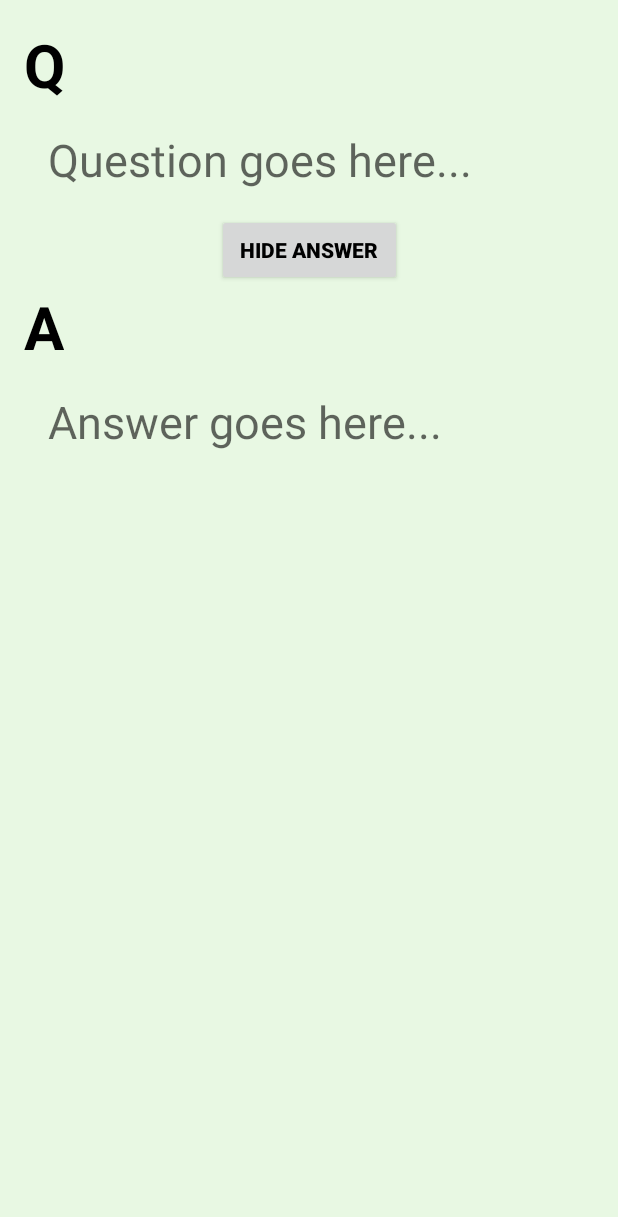
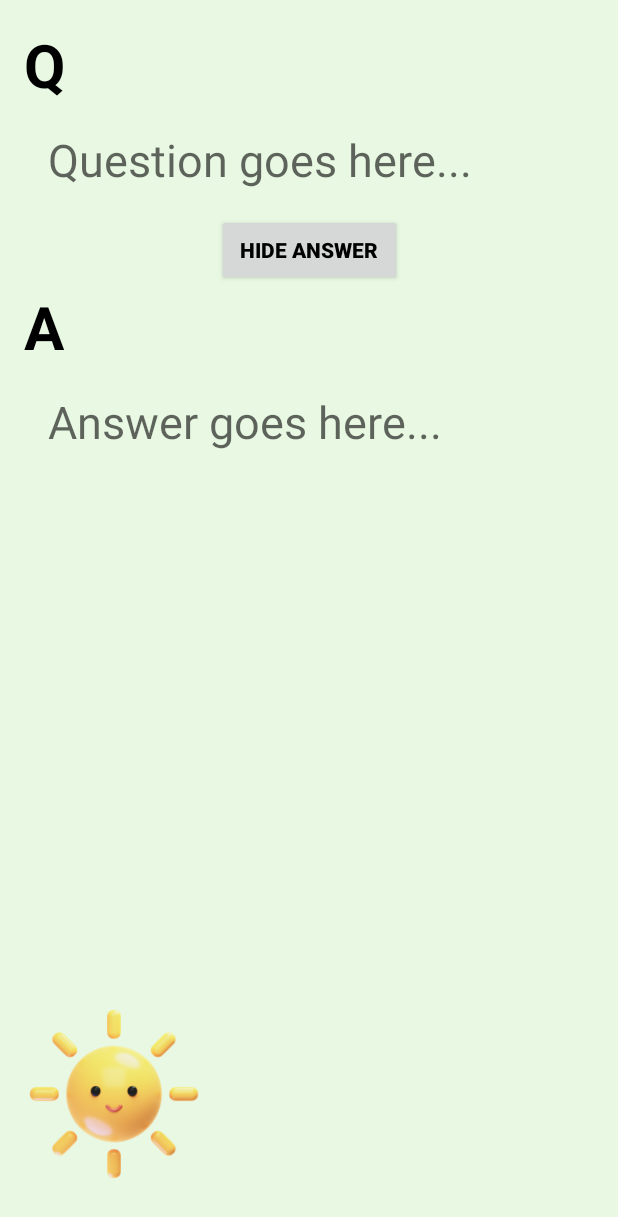
Before and after one commit to Yee-Millennium/Memora, an Android app: the layout activity_question.xml on its own in the app's theme, with its tools: preview values and no code run, on a phone screen of 412 x 824 dp. Shown: the top 1217 px of the screen. Run offline under Robolectric (Android 15) with nearby library versions, the phone set to English and light mode, and no system bars.

Commit message:
add a sun button

```diff
--- a/app/src/main/res/layout/activity_question.xml
+++ b/app/src/main/res/layout/activity_question.xml
@@ -121,6 +121,24 @@
             app:layout_constraintStart_toStartOf="parent"
             app:layout_constraintEnd_toEndOf="parent" />
 
+
+
+        <ImageView
+            android:id="@+id/logo"
+            android:layout_width="120dp"
+            android:layout_height="120dp"
+            android:layout_centerHorizontal="true"
+            android:src="@drawable/memora_logo"
+            app:layout_constraintBottom_toBottomOf="parent"
+            app:layout_constraintHorizontal_bias="0.0"
+            app:layout_constraintLeft_toLeftOf="parent"
+            app:layout_constraintRight_toRightOf="parent"
+            app:layout_constraintTop_toTopOf="parent"
+            app:layout_constraintVertical_bias="0.972"
+            android:clickable="true"
+            android:focusable="true"/>
+
+
     </androidx.constraintlayout.widget.ConstraintLayout>
 
 </androidx.coordinatorlayout.widget.CoordinatorLayout>
```
